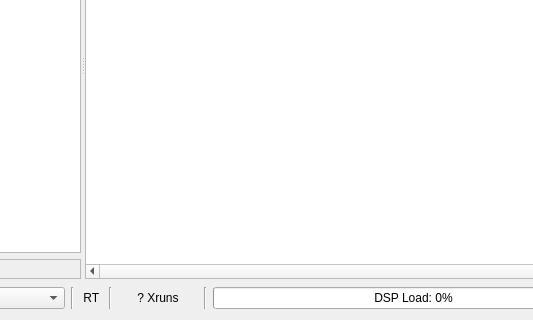
First picture: the form in resources/ui/claudia.ui, repository LADI/Cadence, before the edit; both pictures show x 252 to 785 and y 246 to 566 of the 877 by 566 pixel window.
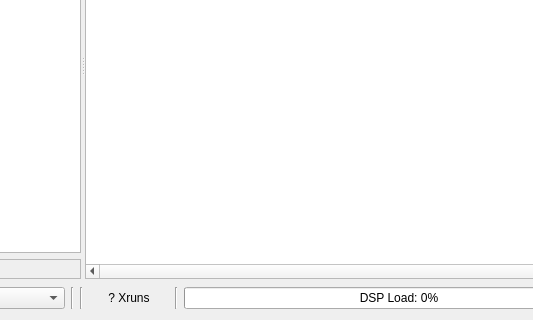
Second picture: the form after the edit. Icons and pictures are not drawn. Custom widgets are drawn as their Qt base class.

Commit message: ladi-claudia: disable RT indicator UI (jacklib dep is removed)

What changed in the file:
```diff
--- a/resources/ui/claudia.ui
+++ b/resources/ui/claudia.ui
@@ -718,13 +718,13 @@
          </property>
         </widget>
        </item>
-       <item>
-        <widget class="QLabel" name="label_realtime">
-         <property name="text">
-          <string> RT </string>
-         </property>
-        </widget>
-       </item>
+       <!-- <item> -->
+       <!--  <widget class="QLabel" name="label_realtime"> -->
+       <!--   <property name="text"> -->
+       <!--    <string> RT </string> -->
+       <!--   </property> -->
+       <!--  </widget> -->
+       <!-- </item> -->
        <item>
         <widget class="Line" name="line_3">
          <property name="orientation">
```
